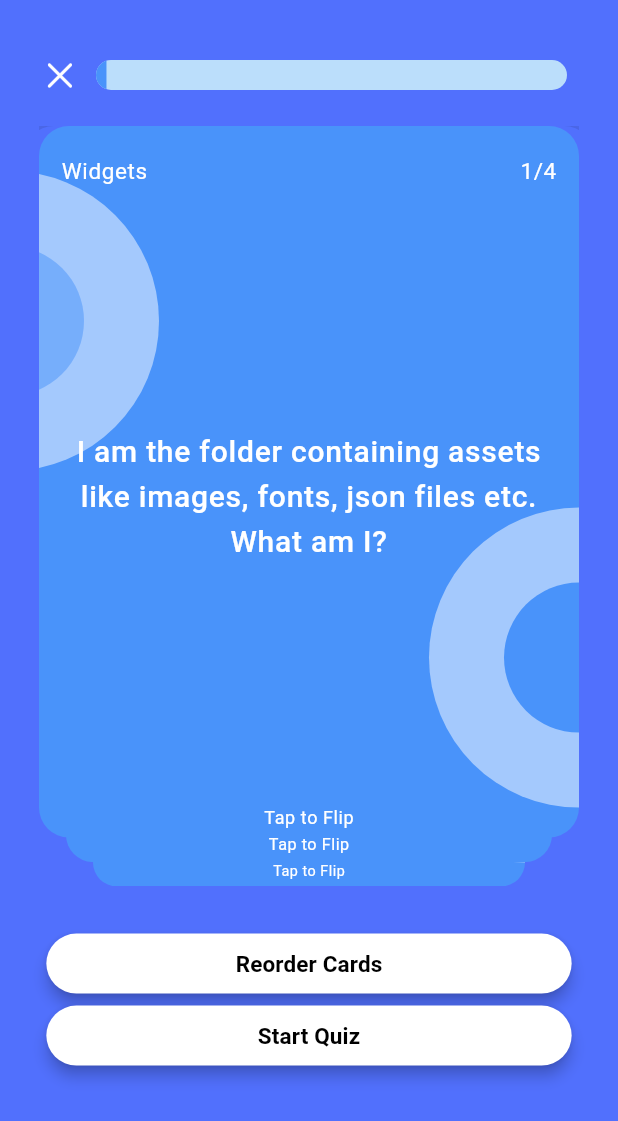
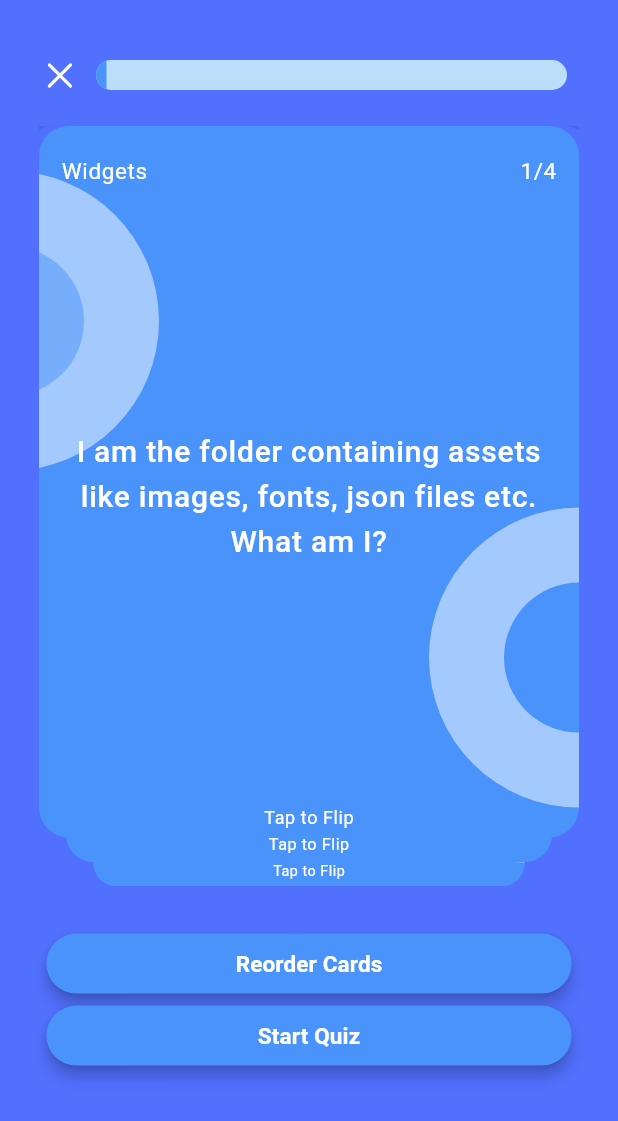
Before and after one commit to Richmond-Nunoo/Flutter-Riddles, a Flutter app: the screen it shows after launch, after a tap on "Widgets", on a phone screen of 412 x 824 dp. Shown: the top 1121 px of the screen. Run offline on Flutter 3.47's test engine with Material 2 defaults, Android fonts, the phone set to English and light mode, and no system bars; drawn by our look-alikes of appinio_swiper, flip_card.

Commit message:
mad eimprovements to ui

```diff
--- a/lib/main.dart
+++ b/lib/main.dart
@@ -2,7 +2,9 @@ import 'package:flashcards_quiz/views/home_screen.dart';
 import 'package:flutter/material.dart';
 
 void main() {
-  runApp(const MyApp());
+  runApp(
+    const MyApp(),
+  );
 }
 
 class MyApp extends StatelessWidget {
--- a/lib/views/flashcard_screen.dart
+++ b/lib/views/flashcard_screen.dart
@@ -21,8 +21,9 @@ class _NewCardState extends State<NewCard> {
 
   @override
   Widget build(BuildContext context) {
-    const Color bgColor = Color(0xFF4993FA);
+    //const Color bgColor = Color(0xFF4993FA);
     const Color bgColor3 = Color(0xFF5170FD);
+    const Color cardColor = Color(0xFF4993FA);
 
     // Get a list of 4 randomly selected WidgetQuestion objects
     Map<dynamic, dynamic> randomQuestionsMap =
@@ -36,9 +37,8 @@ class _NewCardState extends State<NewCard> {
       body: SafeArea(
         child: Center(
           child: ListView(
-            physics: const BouncingScrollPhysics(),
-            padding: EdgeInsets.all(16),
-//            crossAxisAlignment: CrossAxisAlignment.center,
+            physics: const AlwaysScrollableScrollPhysics(),
+            padding: const EdgeInsets.all(16),
             children: [
               const SizedBox(
                 height: 10,
@@ -85,7 +85,7 @@ class _NewCardState extends State<NewCard> {
                   cardsBuilder: (BuildContext context, int index) {
                     var cardIndex = randomQuestions[index];
                     return FlipCardsWidget(
-                      bgColor: bgColor,
+                      bgColor: cardColor,
                       cardsLenght: randomQuestions.length,
                       currentIndex: index + 1,
                       answer: cardIndex.correctAnswer.text,
@@ -102,7 +102,7 @@ class _NewCardState extends State<NewCard> {
                 children: [
                   ElevatedButton(
                     style: ButtonStyle(
-                      backgroundColor: MaterialStateProperty.all(Colors.white),
+                      backgroundColor: MaterialStateProperty.all(cardColor),
                       fixedSize: MaterialStateProperty.all(
                         Size(MediaQuery.of(context).size.width * 0.85, 30),
                       ),
@@ -112,7 +112,7 @@ class _NewCardState extends State<NewCard> {
                     child: const Text(
                       "Reorder Cards",
                       style: TextStyle(
-                        color: Colors.black,
+                        color: Colors.white,
                         fontSize: 15,
                         fontWeight: FontWeight.bold,
                       ),
@@ -120,7 +120,7 @@ class _NewCardState extends State<NewCard> {
                   ),
                   ElevatedButton(
                     style: ButtonStyle(
-                      backgroundColor: MaterialStateProperty.all(Colors.white),
+                      backgroundColor: MaterialStateProperty.all(cardColor),
                       fixedSize: MaterialStateProperty.all(
                         Size(MediaQuery.sizeOf(context).width * 0.85, 30),
                       ),
@@ -140,7 +140,7 @@ class _NewCardState extends State<NewCard> {
                     child: const Text(
                       "Start Quiz",
                       style: TextStyle(
-                        color: Colors.black,
+                        color: Colors.white,
                         fontSize: 15,
                         fontWeight: FontWeight.bold,
                       ),
```
Also changed, not shown: lib/views/quiz_screen.dart (+7 -5 lines), lib/views/results_screen.dart (+22 -7 lines).
